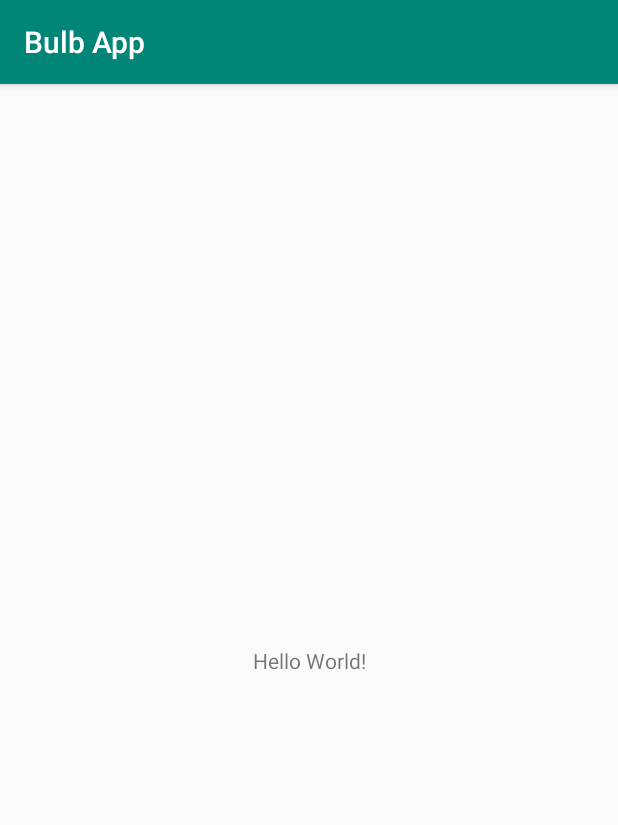
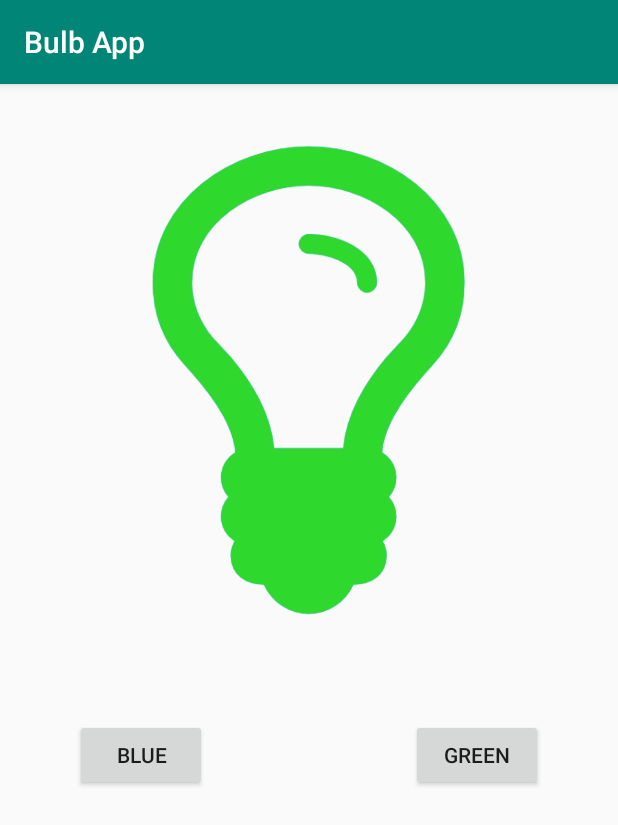
Before and after one commit to PrathameshMutkure/Android-LCO, an Android app: the screen it shows after launch (MainActivity), on a phone screen of 412 x 824 dp. Shown: the top 825 px of the screen. Run offline under Robolectric (Android 15) with nearby library versions, the phone set to English and light mode, and no system bars.

Commit message:
Finished Bulb App

```diff
--- a/Bulb-App/app/src/main/java/learn/lco/bulbapp/MainActivity.java
+++ b/Bulb-App/app/src/main/java/learn/lco/bulbapp/MainActivity.java
@@ -2,8 +2,28 @@ package learn.lco.bulbapp;
 
 import android.support.v7.app.AppCompatActivity;
 import android.os.Bundle;
+import android.view.View;
+import android.widget.ImageView;
 
 public class MainActivity extends AppCompatActivity {
+
+    public void blueTapped(View view) {
+
+        ImageView blue = findViewById(R.id.blueBulb);
+        ImageView green = findViewById(R.id.greenBulb);
+
+        blue.animate().alpha(1).setDuration(750);
+        green.animate().alpha(0).setDuration(750);
+    }
+
+    public void greenTapped(View view){
+
+        ImageView blue = findViewById(R.id.blueBulb);
+        ImageView green = findViewById(R.id.greenBulb);
+
+        blue.animate().alpha(0).setDuration(750);
+        green.animate().alpha(1).setDuration(750);
+    }
 
     @Override
     protected void onCreate(Bundle savedInstanceState) {
--- a/Bulb-App/app/src/main/res/layout/activity_main.xml
+++ b/Bulb-App/app/src/main/res/layout/activity_main.xml
@@ -6,13 +6,47 @@
     android:layout_height="match_parent"
     tools:context=".MainActivity">
 
-    <TextView
+    <ImageView
+        android:id="@+id/blueBulb"
+        android:layout_width="wrap_content"
+        android:layout_height="387dp"
+        android:layout_marginTop="16dp"
+        android:alpha="1"
+        app:layout_constraintEnd_toEndOf="parent"
+        app:layout_constraintStart_toStartOf="parent"
+        app:layout_constraintTop_toTopOf="parent"
+        app:srcCompat="@drawable/bulbblue" />
+
+    <ImageView
+        android:id="@+id/greenBulb"
+        android:layout_width="wrap_content"
+        android:layout_height="387dp"
+        android:alpha="1"
+        app:layout_constraintEnd_toEndOf="parent"
+        app:layout_constraintStart_toStartOf="parent"
+        app:layout_constraintTop_toTopOf="@+id/blueBulb"
+        app:srcCompat="@drawable/bulbgreen" />
+
+    <Button
+        android:id="@+id/blueButton"
         android:layout_width="wrap_content"
         android:layout_height="wrap_content"
-        android:text="Hello World!"
-        app:layout_constraintBottom_toBottomOf="parent"
-        app:layout_constraintLeft_toLeftOf="parent"
-        app:layout_constraintRight_toRightOf="parent"
-        app:layout_constraintTop_toTopOf="parent" />
+        android:layout_marginStart="50dp"
+        android:layout_marginTop="20dp"
+        android:onClick="blueTapped"
+        android:text="BLUE"
+        app:layout_constraintStart_toStartOf="parent"
+        app:layout_constraintTop_toBottomOf="@+id/greenBulb" />
+
+    <Button
+        android:id="@+id/greenButton"
+        android:layout_width="wrap_content"
+        android:layout_height="wrap_content"
+        android:layout_marginTop="20dp"
+        android:layout_marginEnd="50dp"
+        android:onClick="greenTapped"
+        android:text="GREEN"
+        app:layout_constraintEnd_toEndOf="parent"
+        app:layout_constraintTop_toBottomOf="@+id/blueBulb" />
 
 </android.support.constraint.ConstraintLayout>
```
Also changed, not shown: Bulb-App/app/src/main/res/drawable/bulbblue.png (added), Bulb-App/app/src/main/res/drawable/bulbgreen.png (added).
